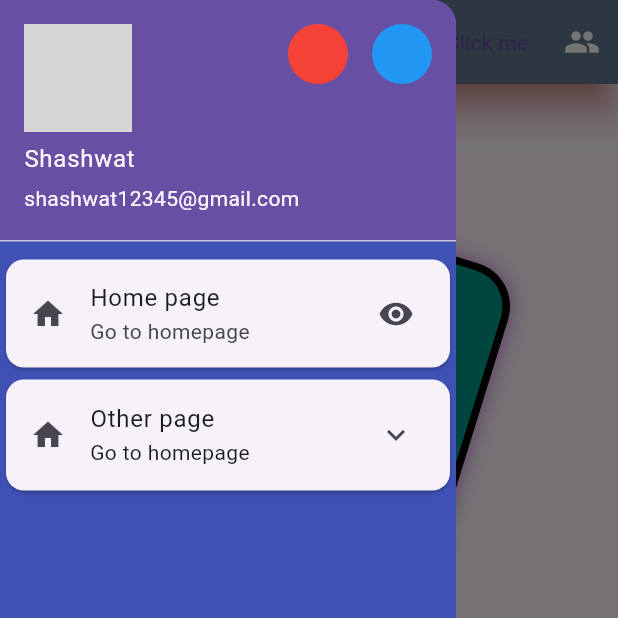
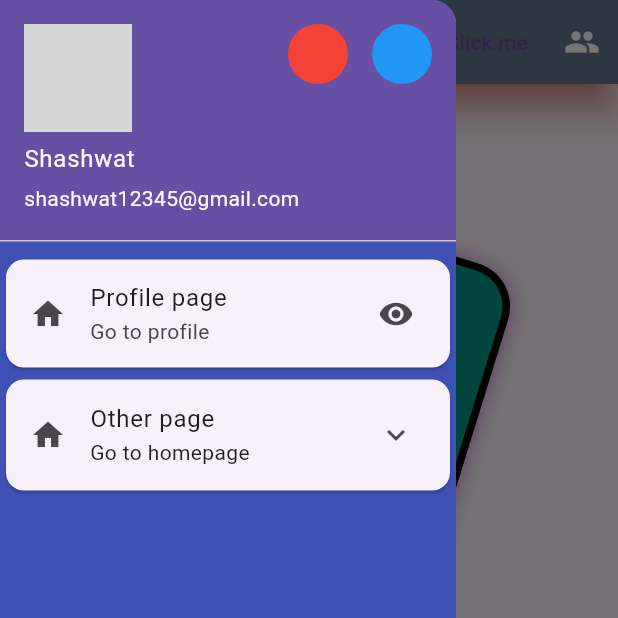
Before and after one commit to shashwatthapa/flutterproject-, a Flutter app: the screen it shows after launch, with the side drawer open, on a phone screen of 412 x 824 dp, the top half of it. Run offline on Flutter 3.47's test engine with Material 3 defaults, Android fonts, the phone set to English and light mode, and no system bars; network calls fail; grey boxes are pictures that could not be loaded.

Commit message:
Profile page routing

```diff
--- a/lib/dashbord.dart
+++ b/lib/dashbord.dart
@@ -3,6 +3,8 @@ import 'dart:ui';
 import 'package:flutter/material.dart';
 import 'package:flutter/rendering.dart';
 import 'package:flutter/widgets.dart';
+
+import 'profile.dart';
 
 class Dashboard extends StatelessWidget {
   const Dashboard({super.key});
@@ -74,12 +76,17 @@ class Dashboard extends StatelessWidget {
               ),
               Card(
                 child: ListTile(
-                  title: Text("Home page"),
-                  subtitle: Text("Go to homepage"),
+                  title: Text("Profile page"),
+                  subtitle: Text("Go to profile"),
                   leading: Icon(Icons.home),
                   trailing: Icon(Icons.visibility),
                   onTap: () {
-                    print("Home page menu clicked");
+                    Navigator.push(context, MaterialPageRoute(
+                      builder: (ctx) {
+                        return Profile();
+                      },
+                    ));
+                    print("Profile page menu clicked");
                   },
                 ),
               ),
@@ -92,7 +99,7 @@ class Dashboard extends StatelessWidget {
                     Text("Expanded data"),
                     Container(
                       height: 1000,
-                      color:Colors.green,
+                      color: Colors.green,
                     )
                   ],
                 ),
```
